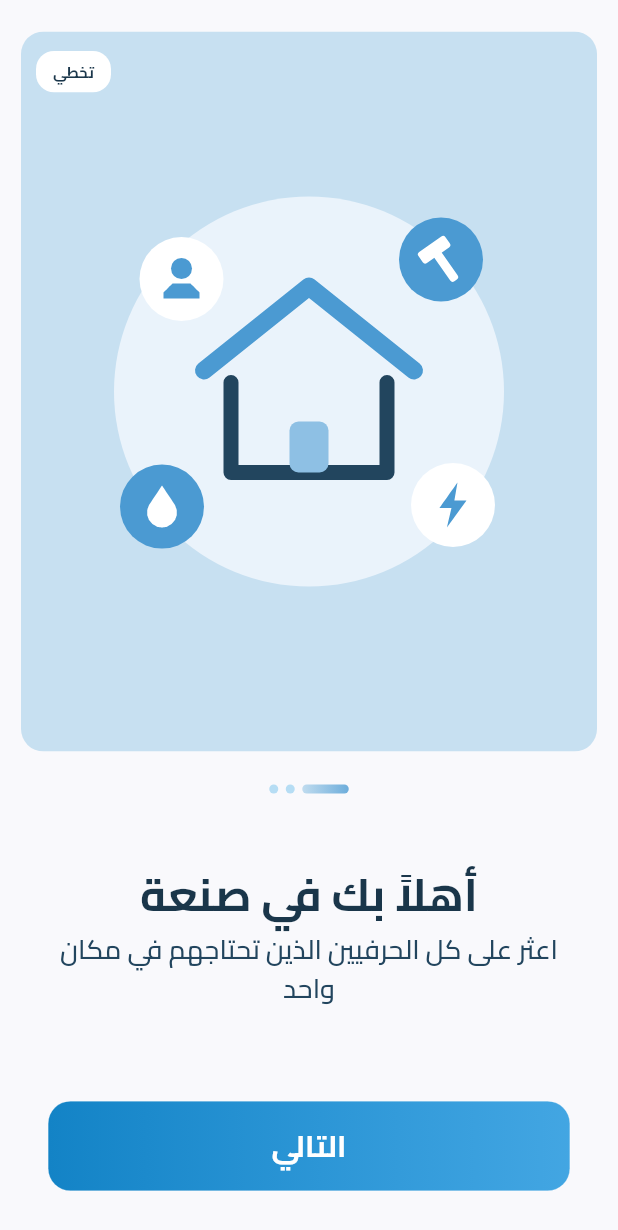
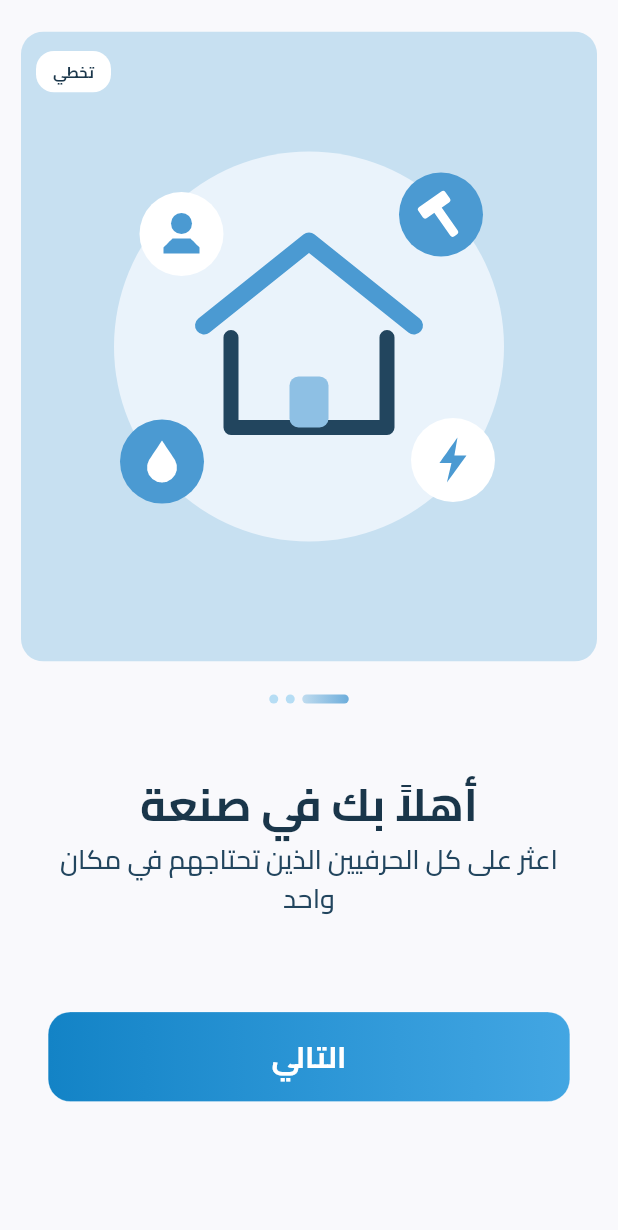
Before and after one commit to Sanaa-gaza/flutter, a Flutter app: the screen it shows after launch, on a phone screen of 412 x 824 dp. Shown: the top 1230 px of the screen. Run offline on Flutter 3.47's test engine with Material 3 defaults, Android fonts, the phone set to English and light mode, and no system bars; our stand-ins replace dio, flutter_riverpod, flutter_secure_storage, flutter_svg, go_router, lottie and 1 more.

Commit message:
fix(onboarding): keep the animation card at its Figma height
Co-Authored-By: Claude Opus 5.5 <noreply@anthropic.com>

```diff
--- a/lib/features/onboarding/presentation/onboarding_screen.dart
+++ b/lib/features/onboarding/presentation/onboarding_screen.dart
@@ -31,13 +31,18 @@ class _OnboardingScreenState extends ConsumerState<OnboardingScreen> {
 
   // Sizes from the Figma onboarding frames.
   static const EdgeInsets _cardMargin = EdgeInsets.fromLTRB(14, 21, 14, 0);
+  static const double _cardHeight = 420;
+  // The card keeps its Figma height and only shrinks when the screen is too
+  // short. The large flex gives it the free space before the spacer gets any.
+  static const int _cardFlex = 1000;
   static const double _cardToIndicator = 22;
   static const double _indicatorToTitle = 46;
   static const double _titleToBody = 2;
   static const double _bodyMinHeight = 67;
   static const double _bodyToButtons = 47;
   static const double _buttonsGap = 16;
-  static const EdgeInsets _bottomPadding = EdgeInsets.fromLTRB(32, 0, 32, 30);
+  static const EdgeInsets _textPadding = EdgeInsets.symmetric(horizontal: 32);
+  static const EdgeInsets _buttonsPadding = EdgeInsets.fromLTRB(32, 0, 32, 30);
 
   final PageController _pageController = PageController();
   int _currentPage = 0;
@@ -84,9 +89,12 @@ class _OnboardingScreenState extends ConsumerState<OnboardingScreen> {
         child: SafeArea(
           child: Column(
             children: [
-              Expanded(
+              Flexible(
+                flex: _cardFlex,
                 child: Padding(
                   padding: _cardMargin,
+                  child: SizedBox(
+                    height: _cardHeight,
                     child: _AnimationCard(
                       skipLabel: l10n.onboardingSkip,
                       onSkip: _finish,
@@ -105,6 +113,7 @@ class _OnboardingScreenState extends ConsumerState<OnboardingScreen> {
                     ),
                   ),
                 ),
+              ),
               const SizedBox(height: _cardToIndicator),
               OnboardingPageIndicator(
                 count: _animations.length,
@@ -112,10 +121,8 @@ class _OnboardingScreenState extends ConsumerState<OnboardingScreen> {
               ),
               const SizedBox(height: _indicatorToTitle),
               Padding(
-                padding: _bottomPadding,
-                child: Column(
-                  children: [
-                    AnimatedSwitcher(
+                padding: _textPadding,
+                child: AnimatedSwitcher(
                   duration: _pageDuration,
                   child: Column(
                     key: ValueKey(_currentPage),
@@ -139,11 +146,10 @@ class _OnboardingScreenState extends ConsumerState<OnboardingScreen> {
                     ],
                   ),
                 ),
+              ),
               const SizedBox(height: _bodyToButtons),
-                    _buildButtons(l10n),
-                  ],
-                ),
-              ),
+              const Spacer(),
+              Padding(padding: _buttonsPadding, child: _buildButtons(l10n)),
             ],
           ),
         ),
```
Lines whose indentation alone changed are shown as unchanged.
